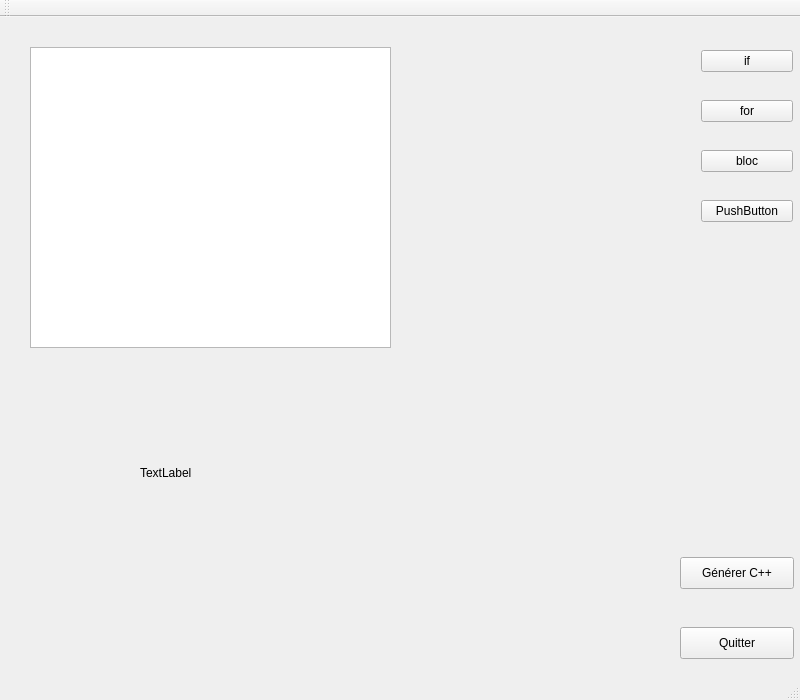
Qt form mainwindow.ui (KaiyuanChengPPP/FlowChart) before a commit.
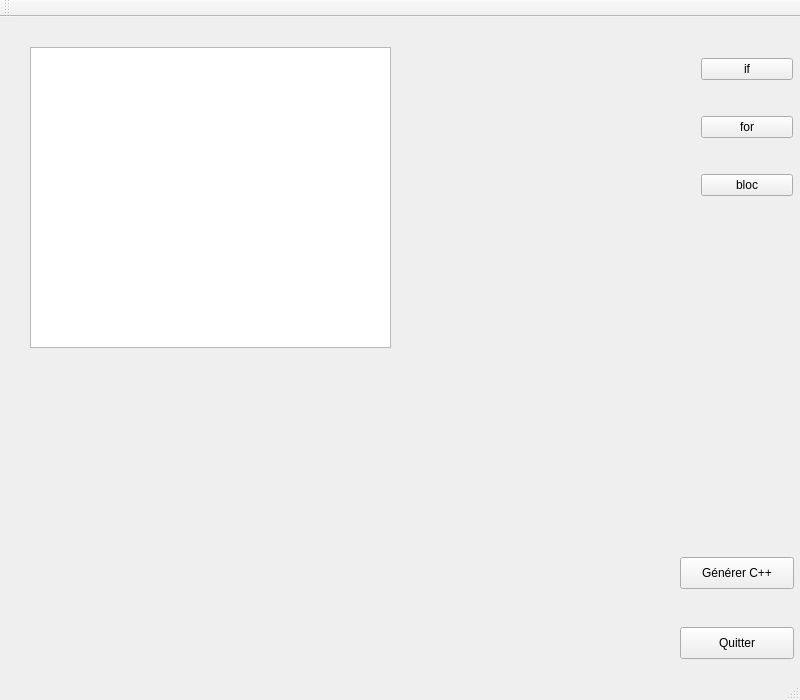
The same form after that commit.

```diff
--- a/mainwindow.ui
+++ b/mainwindow.ui
@@ -20,7 +20,7 @@
       <x>690</x>
       <y>0</y>
       <width>114</width>
-      <height>241</height>
+      <height>221</height>
      </rect>
     </property>
     <layout class="QVBoxLayout" name="verticalLayout">
@@ -45,13 +45,6 @@
        </property>
       </widget>
      </item>
-     <item>
-      <widget class="QPushButton" name="pushButton">
-       <property name="text">
-        <string>PushButton</string>
-       </property>
-      </widget>
-     </item>
     </layout>
    </widget>
    <widget class="QGraphicsView" name="graphicsView">
@@ -95,12 +88,12 @@
      <rect>
       <x>140</x>
       <y>430</y>
-      <width>101</width>
-      <height>51</height>
+      <width>231</width>
+      <height>121</height>
      </rect>
     </property>
     <property name="text">
-     <string>TextLabel</string>
+     <string/>
     </property>
    </widget>
   </widget>
```
